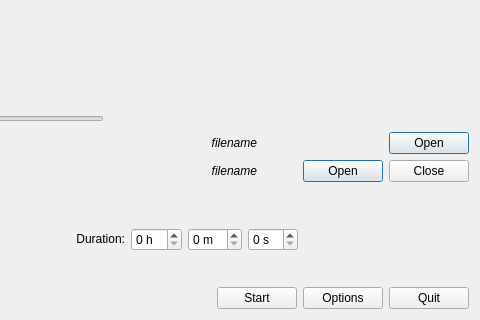
Old version of the form ui/start-screen.ui in the repository olabini/open-pdf-presenter; both pictures show x 107 to 587 and y 144 to 464 of the 587 by 464 pixel window.
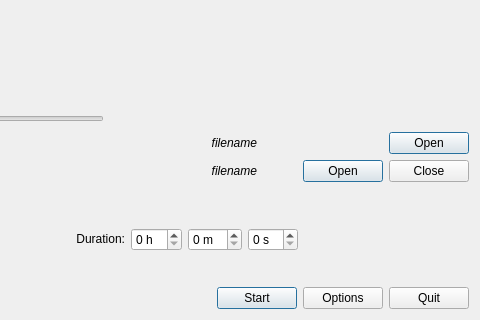
New version of the form.

Commit message: Fixed tab order on starting screen

The edit to the form file:
```diff
--- a/ui/start-screen.ui
+++ b/ui/start-screen.ui
@@ -139,6 +139,12 @@
        <property name="text">
         <string>Start</string>
        </property>
+       <property name="autoDefault">
+        <bool>true</bool>
+       </property>
+       <property name="default">
+        <bool>true</bool>
+       </property>
       </widget>
      </item>
      <item row="0" column="3">
```
Left out of the diff: 11 changed lines with no effect on the pictures.
